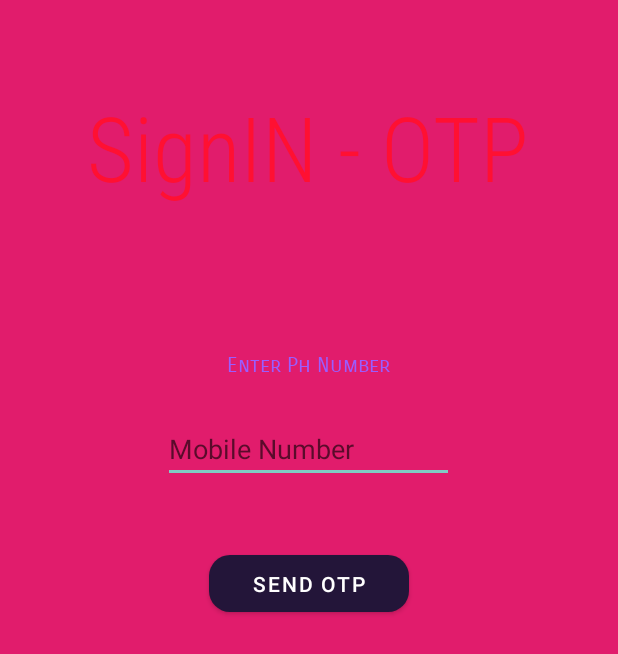
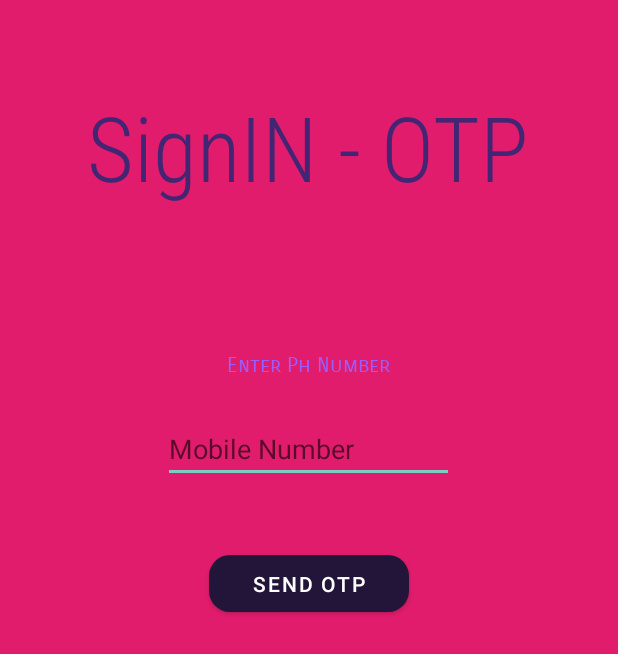
Before and after one commit to jazxii/DaVincis_traveller, an Android app: the phone screen opened directly, with no data from a screen before it, on a phone screen of 412 x 824 dp. Shown: the top 654 px of the screen. Run offline under Robolectric (Android 15) with nearby library versions, the phone set to English and light mode, and no system bars.

Commit message:
change1000

```diff
--- a/app/src/main/res/layout/activity_home.xml
+++ b/app/src/main/res/layout/activity_home.xml
@@ -44,6 +44,7 @@
         android:layout_marginTop="16dp"
         android:layout_marginEnd="121dp"
         android:text="@string/phone_sign_in"
+        android:textColor="#FFFFFF"
         app:backgroundTint="#231539"
         app:cornerRadius="14dp"
         app:layout_constraintEnd_toEndOf="parent"
@@ -58,6 +59,7 @@
         android:layout_marginTop="19dp"
         android:layout_marginEnd="123dp"
         android:text="@string/login"
+        android:textColor="#FFFF"
         app:backgroundTint="#231539"
         app:cornerRadius="14dp"
         app:layout_constraintEnd_toEndOf="parent"
--- a/app/src/main/res/layout/activity_main2.xml
+++ b/app/src/main/res/layout/activity_main2.xml
@@ -16,7 +16,7 @@
         android:layout_marginEnd="70dp"
         android:fontFamily="sans-serif-condensed-light"
         android:text="@string/welcome"
-        android:textColor="#FF1262"
+        android:textColor="#361E61"
         android:textSize="66sp"
         app:layout_constraintEnd_toEndOf="parent"
         app:layout_constraintStart_toStartOf="parent"
--- a/app/src/main/res/layout/activity_phone.xml
+++ b/app/src/main/res/layout/activity_phone.xml
@@ -48,7 +48,7 @@
         android:fontFamily="sans-serif-condensed-light"
         android:text="@string/signin_otp"
         android:textAlignment="center"
-        android:textColor="#FF1032"
+        android:textColor="#422673"
         android:textSize="60sp"
         app:layout_constraintEnd_toEndOf="parent"
         app:layout_constraintStart_toStartOf="parent"
--- a/app/src/main/res/layout/activity_phone2.xml
+++ b/app/src/main/res/layout/activity_phone2.xml
@@ -31,6 +31,7 @@
         android:layout_marginTop="22dp"
         android:layout_marginEnd="150dp"
         android:text="@string/verify"
+        android:textColor="#FFFFFF"
         app:backgroundTint="#231539"
         app:cornerRadius="14dp"
         app:layout_constraintEnd_toEndOf="parent"
@@ -47,7 +48,7 @@
         android:fontFamily="sans-serif-condensed-light"
         android:text="@string/verifying_otp"
         android:textAlignment="center"
-        android:textColor="#FF1032"
+        android:textColor="#301D53"
         android:textSize="36sp"
         app:layout_constraintEnd_toEndOf="parent"
         app:layout_constraintStart_toStartOf="parent"
@@ -62,7 +63,7 @@
         android:layout_marginEnd="141dp"
         android:fontFamily="sans-serif-smallcaps"
         android:text="@string/enter_otp_here"
-        android:textColor="#9A5DFF"
+        android:textColor="#422377"
         android:textSize="18sp"
         app:layout_constraintEnd_toEndOf="parent"
         app:layout_constraintStart_toStartOf="parent"
--- a/app/src/main/res/layout/activity_qstns2.xml
+++ b/app/src/main/res/layout/activity_qstns2.xml
@@ -114,6 +114,6 @@
             android:textColor="#FFFFFF"
             android:translationX="33dp"
             android:translationY="20dp"
-            app:buttonTint="#323232" />
+            app:buttonTint="#BD05FF" />
     </androidx.cardview.widget.CardView>
 </androidx.constraintlayout.widget.ConstraintLayout>
--- a/app/src/main/res/layout/activity_register.xml
+++ b/app/src/main/res/layout/activity_register.xml
@@ -18,7 +18,7 @@
         android:text="@string/register"
         android:textAllCaps="false"
         android:textAppearance="@style/TextAppearance.AppCompat.Large"
-        android:textColor="#FF1032"
+        android:textColor="#351E5E"
         android:textSize="56sp"
         android:textStyle="bold"
         app:layout_constraintStart_toStartOf="parent"
```
